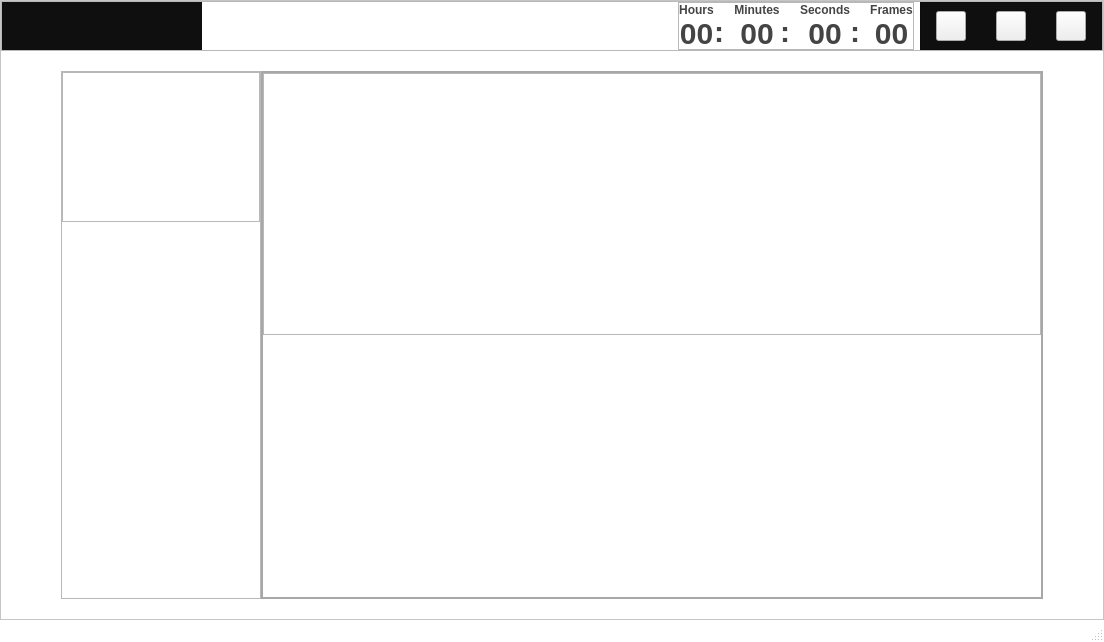
Qt form mainwindow.ui (wangzz-520/PT) before a commit.
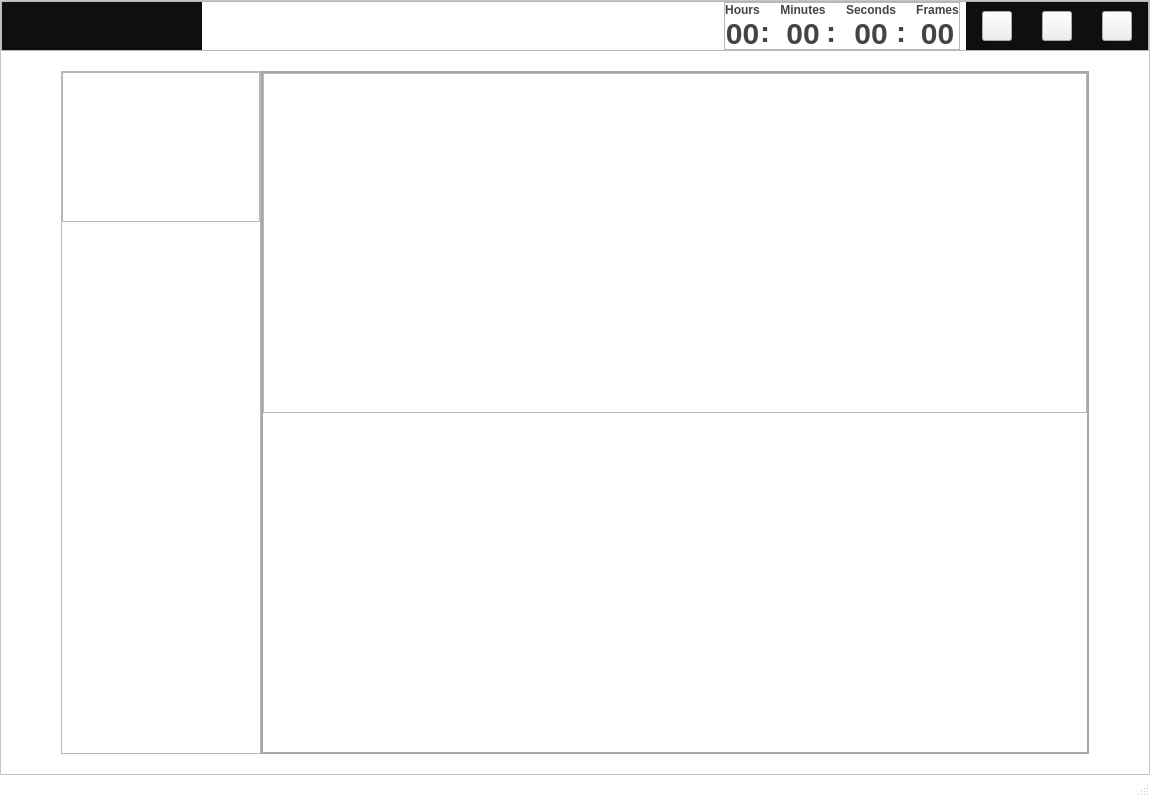
The same form after that commit. Icons and pictures are not drawn. Custom widgets are drawn as their Qt base class.

```diff
--- a/mainwindow.ui
+++ b/mainwindow.ui
@@ -6,8 +6,8 @@
    <rect>
     <x>0</x>
     <y>0</y>
-    <width>1104</width>
-    <height>642</height>
+    <width>1150</width>
+    <height>797</height>
    </rect>
   </property>
   <property name="windowTitle">
@@ -683,7 +683,7 @@
               <property name="frameShadow">
                <enum>QFrame::Raised</enum>
               </property>
-              <layout class="QHBoxLayout" name="horizontalLayout_6">
+              <layout class="QHBoxLayout" name="videoLayout" stretch="2,1">
                <property name="spacing">
                 <number>20</number>
                </property>
@@ -700,18 +700,74 @@
                 <number>20</number>
                </property>
                <item>
-                <widget class="QLabel" name="lbPicLeft">
-                 <property name="text">
-                  <string/>
-                 </property>
+                <widget class="QWidget" name="widgetLeft" native="true">
+                 <layout class="QVBoxLayout" name="widgetLeftLayout">
+                  <property name="spacing">
+                   <number>0</number>
+                  </property>
+                  <property name="leftMargin">
+                   <number>0</number>
+                  </property>
+                  <property name="topMargin">
+                   <number>0</number>
+                  </property>
+                  <property name="rightMargin">
+                   <number>0</number>
+                  </property>
+                  <property name="bottomMargin">
+                   <number>0</number>
+                  </property>
+                 </layout>
                 </widget>
                </item>
                <item>
-                <widget class="QLabel" name="lbPicRight">
-                 <property name="text">
-                  <string/>
+                <layout class="QVBoxLayout" name="verticalLayout_13">
+                 <property name="spacing">
+                  <number>0</number>
                  </property>
-                </widget>
+                 <item>
+                  <widget class="QWidget" name="widgetRightUp" native="true">
+                   <layout class="QVBoxLayout" name="widgetRightUpLayout">
+                    <property name="spacing">
+                     <number>0</number>
+                    </property>
+                    <property name="leftMargin">
+                     <number>0</number>
+                    </property>
+                    <property name="topMargin">
+                     <number>0</number>
+                    </property>
+                    <property name="rightMargin">
+                     <number>0</number>
+                    </property>
+                    <property name="bottomMargin">
+                     <number>0</number>
+                    </property>
+                   </layout>
+                  </widget>
+                 </item>
+                 <item>
+                  <widget class="QWidget" name="widgetRightDown" native="true">
+                   <layout class="QVBoxLayout" name="widgetRightDownLayout">
+                    <property name="spacing">
+                     <number>0</number>
+                    </property>
+                    <property name="leftMargin">
+                     <number>0</number>
+                    </property>
+                    <property name="topMargin">
+                     <number>0</number>
+                    </property>
+                    <property name="rightMargin">
+                     <number>0</number>
+                    </property>
+                    <property name="bottomMargin">
+                     <number>0</number>
+                    </property>
+                   </layout>
+                  </widget>
+                 </item>
+                </layout>
                </item>
               </layout>
              </widget>
```
Left out of the diff: 5 changed lines with no effect on the pictures.
